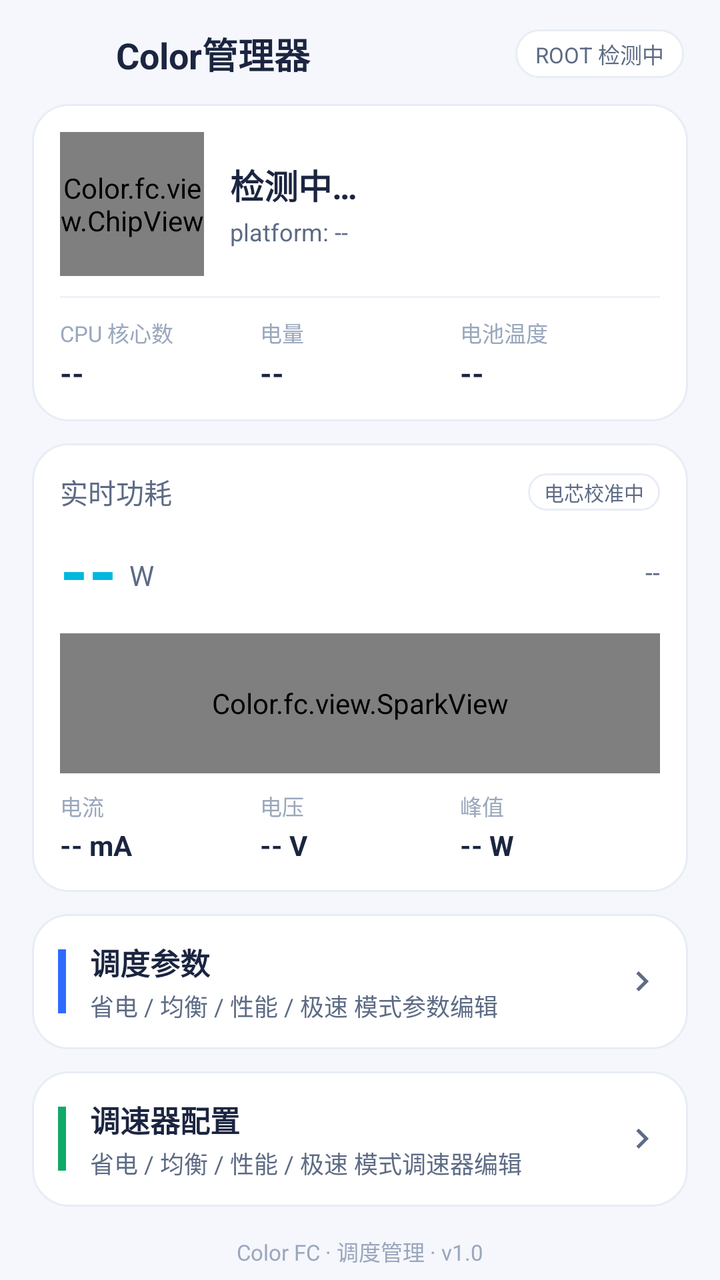
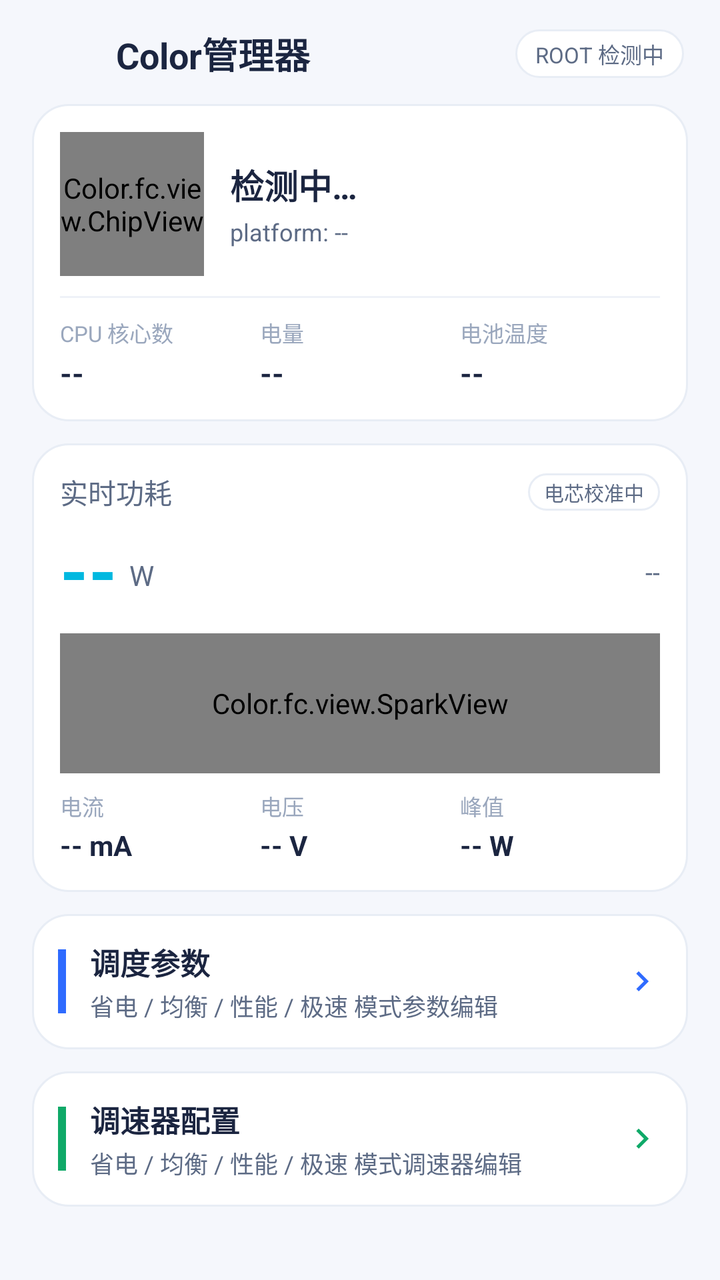

Before-and-after screenshots of an Android layout around one commit, followed by the original layout XML and the change that was made.
<!-- AndroidManifest.xml: application theme AppTheme -->
<!-- res/layout/activity_main.xml -->
<?xml version="1.0" encoding="utf-8"?>
<LinearLayout xmlns:android="http://schemas.android.com/apk/res/android"
    android:layout_width="match_parent"
    android:layout_height="match_parent"
    android:orientation="vertical">

    
    <LinearLayout
        android:layout_width="match_parent"
        android:layout_height="wrap_content"
        android:orientation="horizontal"
        android:gravity="center_vertical"
        android:paddingStart="18dp"
        android:paddingEnd="18dp"
        android:paddingTop="12dp"
        android:paddingBottom="10dp">

        <ImageView
            android:layout_width="30dp"
            android:layout_height="30dp"
            android:src="@mipmap/ic_launcher"
            android:contentDescription="@string/app_name" />

        <TextView
            android:layout_width="0dp"
            android:layout_height="wrap_content"
            android:layout_weight="1"
            android:layout_marginStart="10dp"
            android:text="@string/app_name"
            android:textColor="@color/textPrimary"
            android:textSize="18sp"
            android:textStyle="bold" />

        <TextView
            android:id="@+id/rootBadge"
            android:layout_width="wrap_content"
            android:layout_height="wrap_content"
            android:background="@drawable/bg_tab"
            android:paddingStart="10dp"
            android:paddingEnd="10dp"
            android:paddingTop="4dp"
            android:paddingBottom="4dp"
            android:text="ROOT 检测中"
            android:textColor="@color/textSecondary"
            android:textSize="11sp" />
    </LinearLayout>

    <ScrollView
        android:layout_width="match_parent"
        android:layout_height="0dp"
        android:layout_weight="1"
        android:scrollbars="none"
        android:fillViewport="true">

        <LinearLayout
            android:layout_width="match_parent"
            android:layout_height="wrap_content"
            android:orientation="vertical"
            android:paddingStart="16dp"
            android:paddingEnd="16dp"
            android:paddingBottom="24dp">

            
            <LinearLayout
                android:id="@+id/socCard"
                android:layout_width="match_parent"
                android:layout_height="wrap_content"
                android:orientation="vertical"
                android:background="@drawable/bg_card"
                android:padding="14dp">

                <LinearLayout
                    android:layout_width="match_parent"
                    android:layout_height="wrap_content"
                    android:orientation="horizontal"
                    android:gravity="center_vertical">

                    <Color.fc.view.ChipView
                        android:id="@+id/chipView"
                        android:layout_width="72dp"
                        android:layout_height="72dp" />

                    <LinearLayout
                        android:layout_width="0dp"
                        android:layout_height="wrap_content"
                        android:layout_weight="1"
                        android:layout_marginStart="13dp"
                        android:orientation="vertical">

                        <TextView
                            android:id="@+id/socMarketing"
                            android:layout_width="wrap_content"
                            android:layout_height="wrap_content"
                            android:text="检测中…"
                            android:textColor="@color/textPrimary"
                            android:textSize="17sp"
                            android:textStyle="bold" />

                        <TextView
                            android:id="@+id/socPlatform"
                            android:layout_width="wrap_content"
                            android:layout_height="wrap_content"
                            android:layout_marginTop="3dp"
                            android:text="platform: --"
                            android:textColor="@color/textSecondary"
                            android:textSize="12sp" />
                    </LinearLayout>
                </LinearLayout>

                <LinearLayout
                    android:layout_width="match_parent"
                    android:layout_height="1dp"
                    android:layout_marginTop="10dp"
                    android:layout_marginBottom="9dp"
                    android:background="@color/divider" />

                <LinearLayout
                    android:layout_width="match_parent"
                    android:layout_height="wrap_content"
                    android:orientation="horizontal">

                    <LinearLayout
                        android:layout_width="0dp"
                        android:layout_height="wrap_content"
                        android:layout_weight="1"
                        android:orientation="vertical">

                        <TextView
                            android:layout_width="wrap_content"
                            android:layout_height="wrap_content"
                            android:text="CPU 核心数"
                            android:textColor="@color/textDim"
                            android:textSize="11sp" />

                        <TextView
                            android:id="@+id/cpuCount"
                            android:layout_width="wrap_content"
                            android:layout_height="wrap_content"
                            android:layout_marginTop="2dp"
                            android:text="--"
                            android:textColor="@color/textPrimary"
                            android:textSize="15sp"
                            android:textStyle="bold" />
                    </LinearLayout>

                    <LinearLayout
                        android:layout_width="0dp"
                        android:layout_height="wrap_content"
                        android:layout_weight="1"
                        android:orientation="vertical">

                        <TextView
                            android:layout_width="wrap_content"
                            android:layout_height="wrap_content"
                            android:text="电量"
                            android:textColor="@color/textDim"
                            android:textSize="11sp" />

                        <TextView
                            android:id="@+id/batteryLevel"
                            android:layout_width="wrap_content"
                            android:layout_height="wrap_content"
                            android:layout_marginTop="2dp"
                            android:text="--"
                            android:textColor="@color/textPrimary"
                            android:textSize="15sp"
                            android:textStyle="bold" />
                    </LinearLayout>

                    <LinearLayout
                        android:layout_width="0dp"
                        android:layout_height="wrap_content"
                        android:layout_weight="1"
                        android:orientation="vertical">

                        <TextView
                            android:layout_width="wrap_content"
                            android:layout_height="wrap_content"
                            android:text="电池温度"
                            android:textColor="@color/textDim"
                            android:textSize="11sp" />

                        <TextView
                            android:id="@+id/batteryTemp"
                            android:layout_width="wrap_content"
                            android:layout_height="wrap_content"
                            android:layout_marginTop="2dp"
                            android:text="--"
                            android:textColor="@color/textPrimary"
                            android:textSize="15sp"
                            android:textStyle="bold" />
                    </LinearLayout>
                </LinearLayout>
            </LinearLayout>

            
            <LinearLayout
                android:layout_width="match_parent"
                android:layout_height="wrap_content"
                android:layout_marginTop="11dp"
                android:orientation="vertical"
                android:background="@drawable/bg_card"
                android:padding="14dp">

                <LinearLayout
                    android:layout_width="match_parent"
                    android:layout_height="wrap_content"
                    android:orientation="horizontal"
                    android:gravity="center_vertical">

                    <TextView
                        android:layout_width="0dp"
                        android:layout_height="wrap_content"
                        android:layout_weight="1"
                        android:text="实时功耗"
                        android:textColor="@color/textSecondary"
                        android:textSize="14sp" />

                    <TextView
                        android:id="@+id/cellBadge"
                        android:layout_width="wrap_content"
                        android:layout_height="wrap_content"
                        android:background="@drawable/bg_tab"
                        android:paddingStart="8dp"
                        android:paddingEnd="8dp"
                        android:paddingTop="2dp"
                        android:paddingBottom="2dp"
                        android:text="电芯校准中"
                        android:textColor="@color/textSecondary"
                        android:textSize="10sp" />
                </LinearLayout>

                <LinearLayout
                    android:layout_width="match_parent"
                    android:layout_height="wrap_content"
                    android:orientation="horizontal"
                    android:layout_marginTop="6dp"
                    android:gravity="center_vertical|bottom">

                    <TextView
                        android:id="@+id/powerValue"
                        android:layout_width="wrap_content"
                        android:layout_height="wrap_content"
                        android:text="--"
                        android:textColor="@color/accent"
                        android:textSize="36sp"
                        android:textStyle="bold" />

                    <TextView
                        android:layout_width="wrap_content"
                        android:layout_height="wrap_content"
                        android:layout_marginStart="6dp"
                        android:layout_marginBottom="6dp"
                        android:text="W"
                        android:textColor="@color/textSecondary"
                        android:textSize="14sp" />

                    <View
                        android:layout_width="0dp"
                        android:layout_height="1dp"
                        android:layout_weight="1" />

                    <TextView
                        android:id="@+id/powerStatus"
                        android:layout_width="wrap_content"
                        android:layout_height="wrap_content"
                        android:layout_marginBottom="8dp"
                        android:text="--"
                        android:textColor="@color/textSecondary"
                        android:textSize="13sp" />
                </LinearLayout>

                <Color.fc.view.SparkView
                    android:id="@+id/sparkView"
                    android:layout_width="match_parent"
                    android:layout_height="70dp"
                    android:layout_marginTop="6dp" />

                <LinearLayout
                    android:layout_width="match_parent"
                    android:layout_height="wrap_content"
                    android:orientation="horizontal"
                    android:layout_marginTop="8dp">

                    <LinearLayout
                        android:layout_width="0dp"
                        android:layout_height="wrap_content"
                        android:layout_weight="1"
                        android:orientation="vertical">

                        <TextView
                            android:layout_width="wrap_content"
                            android:layout_height="wrap_content"
                            android:text="电流"
                            android:textColor="@color/textDim"
                            android:textSize="11sp" />

                        <TextView
                            android:id="@+id/currentValue"
                            android:layout_width="wrap_content"
                            android:layout_height="wrap_content"
                            android:layout_marginTop="2dp"
                            android:text="-- mA"
                            android:textColor="@color/textPrimary"
                            android:textSize="14sp"
                            android:textStyle="bold" />
                    </LinearLayout>

                    <LinearLayout
                        android:layout_width="0dp"
                        android:layout_height="wrap_content"
                        android:layout_weight="1"
                        android:orientation="vertical">

                        <TextView
                            android:layout_width="wrap_content"
                            android:layout_height="wrap_content"
                            android:text="电压"
                            android:textColor="@color/textDim"
                            android:textSize="11sp" />

                        <TextView
                            android:id="@+id/voltageValue"
                            android:layout_width="wrap_content"
                            android:layout_height="wrap_content"
                            android:layout_marginTop="2dp"
                            android:text="-- V"
                            android:textColor="@color/textPrimary"
                            android:textSize="14sp"
                            android:textStyle="bold" />
                    </LinearLayout>

                    <LinearLayout
                        android:layout_width="0dp"
                        android:layout_height="wrap_content"
                        android:layout_weight="1"
                        android:orientation="vertical">

                        <TextView
                            android:layout_width="wrap_content"
                            android:layout_height="wrap_content"
                            android:text="峰值"
                            android:textColor="@color/textDim"
                            android:textSize="11sp" />

                        <TextView
                            android:id="@+id/peakValue"
                            android:layout_width="wrap_content"
                            android:layout_height="wrap_content"
                            android:layout_marginTop="2dp"
                            android:text="-- W"
                            android:textColor="@color/textPrimary"
                            android:textSize="14sp"
                            android:textStyle="bold" />
                    </LinearLayout>
                </LinearLayout>
            </LinearLayout>

            
            <LinearLayout
                android:id="@+id/menuSchedule"
                android:layout_width="match_parent"
                android:layout_height="wrap_content"
                android:layout_marginTop="11dp"
                android:orientation="horizontal"
                android:gravity="center_vertical"
                android:background="@drawable/bg_card"
                android:padding="13dp">

                <View
                    android:layout_width="4dp"
                    android:layout_height="32dp"
                    android:background="@color/blue" />

                <LinearLayout
                    android:layout_width="0dp"
                    android:layout_height="wrap_content"
                    android:layout_weight="1"
                    android:layout_marginStart="12dp"
                    android:orientation="vertical">

                    <TextView
                        android:layout_width="wrap_content"
                        android:layout_height="wrap_content"
                        android:text="调度参数"
                        android:textColor="@color/textPrimary"
                        android:textSize="15sp"
                        android:textStyle="bold" />

                    <TextView
                        android:layout_width="wrap_content"
                        android:layout_height="wrap_content"
                        android:layout_marginTop="2dp"
                        android:text="省电 / 均衡 / 性能 / 极速 模式参数编辑"
                        android:textColor="@color/textSecondary"
                        android:textSize="12sp" />
                </LinearLayout>

                <ImageView
                    android:layout_width="20dp"
                    android:layout_height="20dp"
                    android:src="@drawable/ic_arrow_right"
                    android:contentDescription="调度参数" />
            </LinearLayout>

            <LinearLayout
                android:id="@+id/menuGovernor"
                android:layout_width="match_parent"
                android:layout_height="wrap_content"
                android:layout_marginTop="11dp"
                android:orientation="horizontal"
                android:gravity="center_vertical"
                android:background="@drawable/bg_card"
                android:padding="13dp">

                <View
                    android:layout_width="4dp"
                    android:layout_height="32dp"
                    android:background="@color/green" />

                <LinearLayout
                    android:layout_width="0dp"
                    android:layout_height="wrap_content"
                    android:layout_weight="1"
                    android:layout_marginStart="12dp"
                    android:orientation="vertical">

                    <TextView
                        android:layout_width="wrap_content"
                        android:layout_height="wrap_content"
                        android:text="调速器配置"
                        android:textColor="@color/textPrimary"
                        android:textSize="15sp"
                        android:textStyle="bold" />

                    <TextView
                        android:layout_width="wrap_content"
                        android:layout_height="wrap_content"
                        android:layout_marginTop="2dp"
                        android:text="省电 / 均衡 / 性能 / 极速 模式调速器编辑"
                        android:textColor="@color/textSecondary"
                        android:textSize="12sp" />
                </LinearLayout>

                <ImageView
                    android:layout_width="20dp"
                    android:layout_height="20dp"
                    android:src="@drawable/ic_arrow_right"
                    android:contentDescription="调速器配置" />
            </LinearLayout>

            <TextView
                android:layout_width="match_parent"
                android:layout_height="wrap_content"
                android:layout_marginTop="14dp"
                android:gravity="center"
                android:text="Color FC · 调度管理 · v1.0"
                android:textColor="@color/textDim"
                android:textSize="11sp" />
        </LinearLayout>
    </ScrollView>
</LinearLayout>
<!-- resources referenced by this layout -->
<resources>
  <color name="accent">#00B8E0</color>
  <color name="blue">#2F6BFF</color>
  <color name="divider">#EFF2F8</color>
  <color name="green">#0FA968</color>
  <color name="textDim">#9AA7BD</color>
  <color name="textPrimary">#1B2540</color>
  <color name="textSecondary">#5D6B85</color>
  <!-- drawable bg_card (drawable) -->
  <?xml version="1.0" encoding="utf-8"?>
  <shape xmlns:android="http://schemas.android.com/apk/res/android">
      <solid android:color="@color/bgCard" />
      <corners android:radius="18dp" />
      <stroke android:width="1dp" android:color="@color/bgCardStroke" />
  </shape>
  <!-- drawable bg_tab (drawable) -->
  <?xml version="1.0" encoding="utf-8"?>
  <shape xmlns:android="http://schemas.android.com/apk/res/android">
      <solid android:color="@color/bgCard" />
      <corners android:radius="13dp" />
      <stroke android:width="1dp" android:color="@color/bgCardStroke" />
  </shape>
  <!-- drawable ic_arrow_right (drawable) -->
  <?xml version="1.0" encoding="utf-8"?>
  <vector xmlns:android="http://schemas.android.com/apk/res/android"
      android:width="24dp" android:height="24dp"
      android:viewportWidth="24" android:viewportHeight="24">
      <path android:fillColor="#5D6B85"
          android:pathData="M8.59,16.59L13.17,12 8.59,7.41 10,6l6,6 -6,6z" />
  </vector>
  <!-- mipmap ic_launcher (mipmap-anydpi-v26) -->
  <?xml version="1.0" encoding="utf-8"?>
  <adaptive-icon xmlns:android="http://schemas.android.com/apk/res/android">
      <background android:drawable="@drawable/ic_launcher_bg" />
      <foreground android:drawable="@drawable/ic_launcher_fg" />
  </adaptive-icon>
  <string name="app_name">Color管理器</string>
  <style name="AppTheme" parent="android:Theme.Material.Light.NoActionBar">
          <item name="android:windowBackground">@color/bg</item>
          <item name="android:colorPrimary">@color/accent</item>
          <item name="android:colorAccent">@color/accent</item>
          <item name="android:statusBarColor">@color/bg</item>
          <item name="android:navigationBarColor">@color/bg</item>
          <item name="android:windowLightStatusBar">true</item>
          <item name="android:colorControlActivated">@color/accent</item>
          <item name="android:colorControlNormal">@color/textDim</item>
      </style>
  <color name="bgCard">#FFFFFF</color>
  <color name="bgCardStroke">#E8EDF5</color>
  <!-- drawable ic_launcher_bg (drawable) -->
  <?xml version="1.0" encoding="utf-8"?>
  <shape xmlns:android="http://schemas.android.com/apk/res/android">
      <solid android:color="#0B0F14" />
  </shape>
  <!-- drawable ic_launcher_fg (drawable) -->
  <?xml version="1.0" encoding="utf-8"?>
  <vector xmlns:android="http://schemas.android.com/apk/res/android"
      android:width="108dp" android:height="108dp"
      android:viewportWidth="108" android:viewportHeight="108">
      
      <path android:fillColor="#22D3EE"
          android:pathData="M54,26 L74,32 L80,52 L74,72 L54,78 L34,72 L28,52 L34,32 Z" />
      <path android:fillColor="#6366F1"
          android:pathData="M54,26 L74,32 L54,38 L34,32 Z" />
      <path android:fillColor="#4F8DF5"
          android:pathData="M34,72 L54,78 L54,66 L36,64 Z" />
      <path android:fillColor="#1E8FB8"
          android:pathData="M74,72 L54,78 L54,66 L72,64 Z" />
      
      <path android:fillColor="#E8EEF5"
          android:pathData="M52,18h4v8h-4zM44,19h4v7h-4zM60,19h4v7h-4zM52,82h4v8h-4zM44,82h4v7h-4zM60,82h4v7h-4zM18,50h8v4h-8zM19,42h7v4h-7zM19,58h7v4h-7zM82,50h8v4h-8zM82,42h7v4h-7zM82,58h7v4h-7z" />
      
      <path android:fillColor="#0B0F14"
          android:pathData="M60.5,44.5l2.2,-3.8c-2.3,-1.6 -5.2,-2.3 -8.2,-1.8c-4.9,0.9 -8.5,5.2 -8.5,10.2c0,5 3.6,9.3 8.5,10.2c3,0.5 5.9,-0.2 8.2,-1.8l-2.2,-3.8c-1.4,1 -3.1,1.4 -4.9,1.1c-2.9,-0.5 -5,-3 -5,-5.9c0,-2.9 2.1,-5.4 5,-5.9C57.4,43.1 59.1,43.5 60.5,44.5z" />
  </vector>
  <color name="bg">#F5F7FC</color>
</resources>

<!-- the commit's change to res/layout/activity_main.xml (unified diff, before → after) -->
@@ -400,6 +400,7 @@
                     android:layout_width="20dp"
                     android:layout_height="20dp"
                     android:src="@drawable/ic_arrow_right"
+                    android:tint="@color/blue"
                     android:contentDescription="调度参数" />
             </LinearLayout>
 
@@ -446,17 +447,9 @@
                     android:layout_width="20dp"
                     android:layout_height="20dp"
                     android:src="@drawable/ic_arrow_right"
+                    android:tint="@color/green"
                     android:contentDescription="调速器配置" />
             </LinearLayout>
-
-            <TextView
-                android:layout_width="match_parent"
-                android:layout_height="wrap_content"
-                android:layout_marginTop="14dp"
-                android:gravity="center"
-                android:text="Color FC · 调度管理 · v1.0"
-                android:textColor="@color/textDim"
-                android:textSize="11sp" />
         </LinearLayout>
     </ScrollView>
 </LinearLayout>
